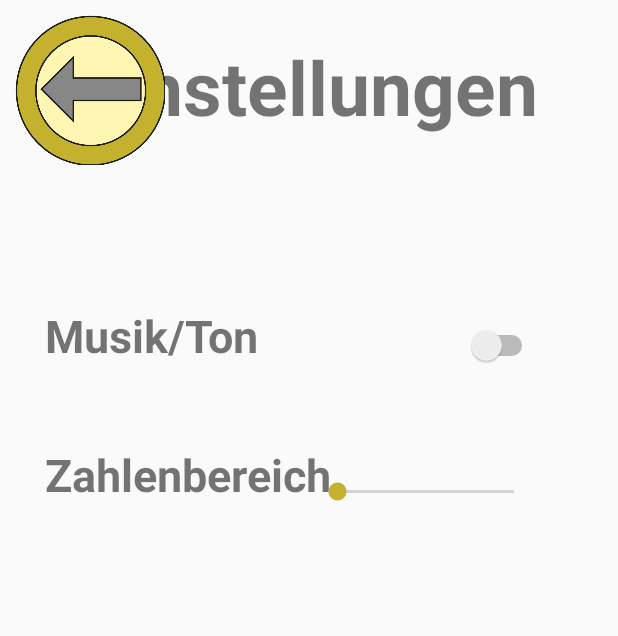
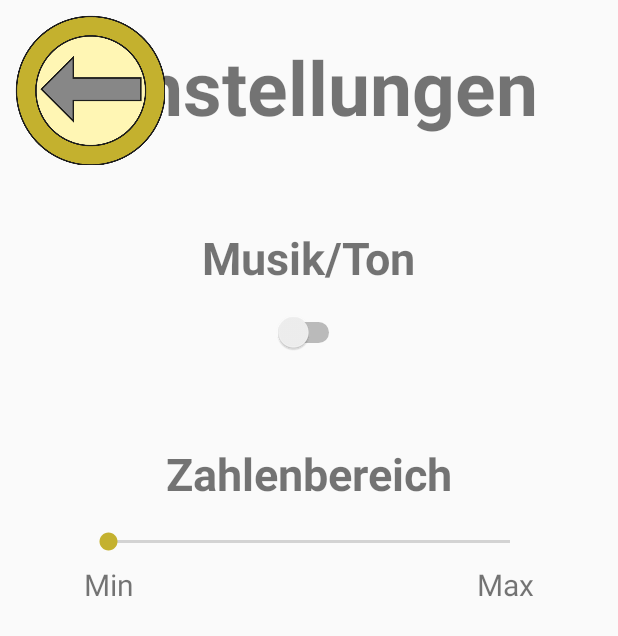
Before and after one commit to vschwartz-tgm/mobilelearning, an Android app: the Settings screen opened directly, with no data from a screen before it, on a phone screen of 412 x 824 dp. Shown: the top 636 px of the screen. Run offline under Robolectric (Android 15) with nearby library versions, the phone set to English and light mode, and no system bars.

Commit message:
setting layout update

```diff
--- a/MobileLearning/app/src/main/res/layout/settings.xml
+++ b/MobileLearning/app/src/main/res/layout/settings.xml
@@ -31,10 +31,9 @@
         android:id="@+id/textView3"
         android:layout_width="wrap_content"
         android:layout_height="wrap_content"
-        android:layout_alignStart="@+id/button3"
-        android:layout_below="@+id/button3"
-        android:layout_marginStart="20dp"
-        android:layout_marginTop="93dp"
+        android:layout_centerHorizontal="true"
+        android:layout_below="@+id/textView2"
+        android:layout_marginTop="60dp"
         android:text="Musik/Ton"
         android:textSize="30sp"
         android:textStyle="bold" />
@@ -43,24 +42,47 @@
         android:id="@+id/mtswitch"
         android:layout_width="wrap_content"
         android:layout_height="wrap_content"
-        android:layout_alignBottom="@+id/textView3"
-        android:layout_alignEnd="@+id/textView2" />
+        android:layout_below="@+id/textView3"
+        android:layout_centerHorizontal="true"
+        android:layout_marginTop="16dp"/>
 
     <TextView
         android:id="@+id/textZahlen"
         android:layout_width="wrap_content"
         android:layout_height="wrap_content"
-        android:layout_alignStart="@+id/textView3"
-        android:layout_below="@+id/textView3"
-        android:layout_marginTop="52dp"
+        android:layout_centerHorizontal="true"
+        android:layout_below="@+id/mtswitch"
+        android:layout_marginTop="60dp"
         android:textSize="30sp"
         android:textStyle="bold"
         android:text="Zahlenbereich" />
 
     <SeekBar
         android:id="@+id/seekBarZahlen"
-        android:layout_width="150dp"
+        android:layout_width="300dp"
         android:layout_height="wrap_content"
-        android:layout_alignBottom="@+id/textZahlen"
-        android:layout_alignEnd="@+id/mtswitch" />
+        android:layout_below="@id/textZahlen"
+        android:layout_centerHorizontal="true"
+        android:layout_marginTop="16dp"/>
+
+    <TextView
+        android:id="@+id/max"
+        android:layout_width="wrap_content"
+        android:layout_height="wrap_content"
+        android:layout_alignEnd="@+id/seekBarZahlen"
+        android:layout_below="@+id/seekBarZahlen"
+        android:layout_marginStart="25dp"
+        android:layout_marginTop="6dp"
+        android:text="Max"
+        android:textSize="20sp"/>
+
+    <TextView
+        android:id="@+id/min"
+        android:layout_width="wrap_content"
+        android:layout_height="wrap_content"
+        android:layout_below="@+id/seekBarZahlen"
+        android:layout_marginTop="6dp"
+        android:layout_alignStart="@id/seekBarZahlen"
+        android:text="Min"
+        android:textSize="20sp"/>
 </RelativeLayout>
```
